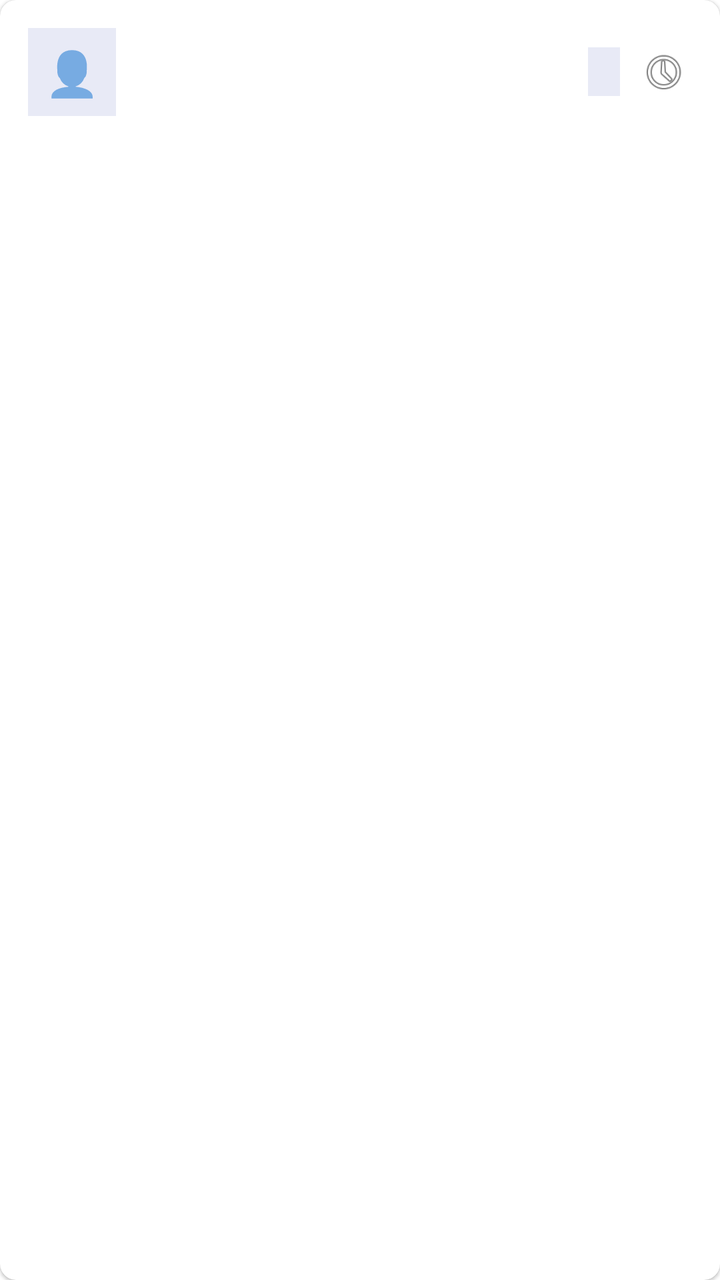
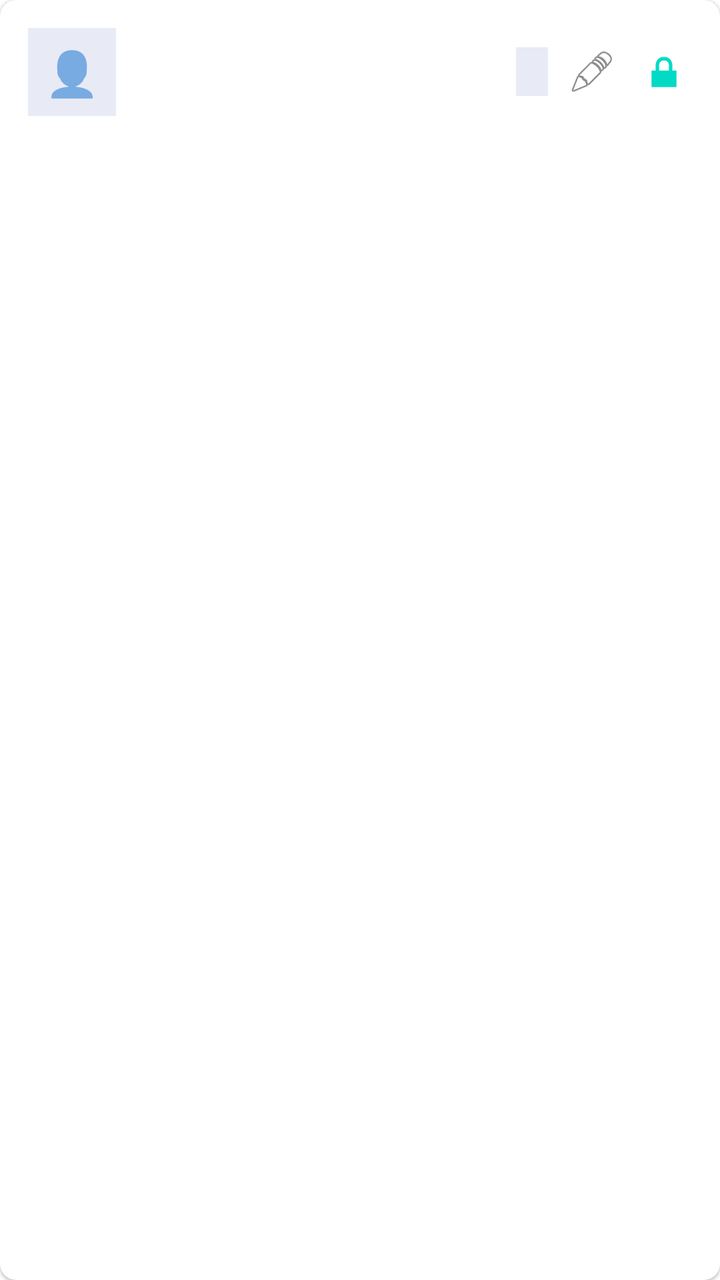

Before-and-after screenshots of an Android layout around one commit, followed by the original layout XML and the change that was made.
<!-- AndroidManifest.xml: application theme Theme.MaterialComponents.Light.NoActionBar -->
<!-- res/layout/item_member.xml -->
<?xml version="1.0" encoding="utf-8"?>
<androidx.cardview.widget.CardView
    xmlns:android="http://schemas.android.com/apk/res/android"
    xmlns:app="http://schemas.android.com/apk/res-auto"
    android:layout_width="match_parent"
    android:layout_height="wrap_content"
    android:layout_margin="4dp"
    app:cardCornerRadius="8dp"
    app:cardElevation="1dp">

    <LinearLayout
        android:layout_width="match_parent"
        android:layout_height="wrap_content"
        android:orientation="horizontal"
        android:padding="14dp"
        android:gravity="center_vertical">

        
        <TextView
            android:layout_width="44dp"
            android:layout_height="44dp"
            android:gravity="center"
            android:text="👤"
            android:textSize="22sp"
            android:background="#E8EAF6"
            android:layout_marginEnd="12dp"/>

        
        <LinearLayout
            android:layout_width="0dp"
            android:layout_height="wrap_content"
            android:layout_weight="1"
            android:orientation="vertical">

            <TextView
                android:id="@+id/tvName"
                android:layout_width="wrap_content"
                android:layout_height="wrap_content"
                android:textSize="15sp"
                android:textStyle="bold"
                android:textColor="#333333"/>

            <TextView
                android:id="@+id/tvMilitaryId"
                android:layout_width="wrap_content"
                android:layout_height="wrap_content"
                android:textSize="12sp"
                android:textColor="#999999"/>
        </LinearLayout>

        
        <TextView
            android:id="@+id/tvUnit"
            android:layout_width="wrap_content"
            android:layout_height="wrap_content"
            android:textSize="12sp"
            android:textColor="#1A237E"
            android:background="#E8EAF6"
            android:paddingHorizontal="8dp"
            android:paddingVertical="4dp"/>

        
        <ImageView
            android:id="@+id/ivViewRecords"
            android:layout_width="28dp"
            android:layout_height="28dp"
            android:layout_marginStart="8dp"
            android:padding="2dp"
            android:src="@android:drawable/ic_menu_recent_history"
            android:contentDescription="기록 보기"/>

    </LinearLayout>
</androidx.cardview.widget.CardView>
<!-- resources referenced by this layout -->
<resources>

</resources>

<!-- the commit's change to res/layout/item_member.xml (unified diff, before → after) -->
@@ -16,14 +16,29 @@
         android:gravity="center_vertical">
 
         
-        <TextView
+        <FrameLayout
             android:layout_width="44dp"
             android:layout_height="44dp"
-            android:gravity="center"
-            android:text="👤"
-            android:textSize="22sp"
-            android:background="#E8EAF6"
-            android:layout_marginEnd="12dp"/>
+            android:background="@color/background_badge"
+            android:layout_marginEnd="12dp">
+
+            <TextView
+                android:id="@+id/tvProfileEmoji"
+                android:layout_width="match_parent"
+                android:layout_height="match_parent"
+                android:gravity="center"
+                android:text="👤"
+                android:textSize="22sp"/>
+
+            <ImageView
+                android:id="@+id/ivProfilePhoto"
+                android:layout_width="match_parent"
+                android:layout_height="match_parent"
+                android:scaleType="centerCrop"
+                android:visibility="gone"
+                android:contentDescription="얼굴 사진"/>
+
+        </FrameLayout>
 
         
         <LinearLayout
@@ -38,14 +53,14 @@
                 android:layout_height="wrap_content"
                 android:textSize="15sp"
                 android:textStyle="bold"
-                android:textColor="#333333"/>
+                android:textColor="@color/text_primary"/>
 
             <TextView
                 android:id="@+id/tvMilitaryId"
                 android:layout_width="wrap_content"
                 android:layout_height="wrap_content"
                 android:textSize="12sp"
-                android:textColor="#999999"/>
+                android:textColor="@color/text_tertiary"/>
         </LinearLayout>
 
         
@@ -54,20 +69,30 @@
             android:layout_width="wrap_content"
             android:layout_height="wrap_content"
             android:textSize="12sp"
-            android:textColor="#1A237E"
-            android:background="#E8EAF6"
+            android:textColor="@color/brand_primary"
+            android:background="@color/background_badge"
             android:paddingHorizontal="8dp"
             android:paddingVertical="4dp"/>
 
         
         <ImageView
-            android:id="@+id/ivViewRecords"
+            android:id="@+id/ivEditMember"
             android:layout_width="28dp"
             android:layout_height="28dp"
             android:layout_marginStart="8dp"
             android:padding="2dp"
-            android:src="@android:drawable/ic_menu_recent_history"
-            android:contentDescription="기록 보기"/>
+            android:src="@android:drawable/ic_menu_edit"
+            android:contentDescription="대원 정보 수정"/>
+
+        
+        <ImageView
+            android:id="@+id/ivResetPassword"
+            android:layout_width="28dp"
+            android:layout_height="28dp"
+            android:layout_marginStart="8dp"
+            android:padding="2dp"
+            android:src="@android:drawable/ic_lock_lock"
+            android:contentDescription="비밀번호 변경"/>
 
     </LinearLayout>
 </androidx.cardview.widget.CardView>
<!-- resource entries referenced after the edit -->
@@ -1,5 +1,8 @@
 <!-- resources referenced by this layout -->
 <resources>
-
+  <color name="background_badge">#FFE8EAF6</color>
+  <color name="brand_primary">#FF1A237E</color>
+  <color name="text_primary">#FF333333</color>
+  <color name="text_tertiary">#FF999999</color>
 </resources>
 
